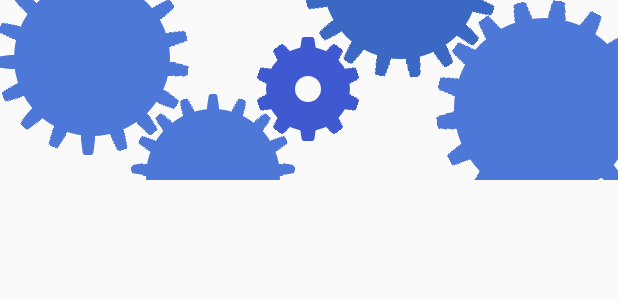
After one commit to lj-3d/PullToRefreshDevlightLayout, an Android app: the layout layout_prezi_gears.xml on its own in the app's theme, with its tools: preview values and no code run, on a phone screen of 412 x 824 dp. The commit adds this screen. Shown: the top 300 px of the screen. Run offline under Robolectric (Android 15) with nearby library versions, the phone set to English and light mode, and no system bars.

Commit message:
Add resources

```diff
--- a/app/src/main/java/lj_3d/pulltorefreshsample/view/GearPreziLayout.java
+++ b/app/src/main/java/lj_3d/pulltorefreshsample/view/GearPreziLayout.java
@@ -13,7 +13,6 @@ import android.widget.RelativeLayout;
 import lj_3d.gearloadinglayout.gearViews.GearView;
 import lj_3d.pulltorefresh.PullToRefreshLayout;
 import lj_3d.pulltorefresh.callbacks.OnRefreshCallback;
-import lj_3d.pulltorefreshsample.activity.PullToRefreshActivity;
 import lj_3d.pulltorefreshsample.activity.R;
 
 /**
@@ -31,7 +30,7 @@ public class GearPreziLayout extends RelativeLayout {
     private PullToRefreshLayout mPullToRefreshLayout;
     private final float ROTATE_COEFFICIENT = 0.59f;
     private final int FIRST_GEAR_SHIFT = getResources().getDimensionPixelSize(R.dimen.pull_2_refresh_prezi_main_gear_shift);
-    private final int FIRST_GEAR_SPIN_DURATION = 3000;
+    private final int FIRST_GEAR_SPIN_DURATION = 1000;
     private float mTensionValue = -1f;
 
     public GearPreziLayout(Context context) {
@@ -44,7 +43,7 @@ public class GearPreziLayout extends RelativeLayout {
 
     public GearPreziLayout(Context context, AttributeSet attrs, int defStyleAttr) {
         super(context, attrs, defStyleAttr);
-        LayoutInflater.from(getContext()).inflate(R.layout.prezi_gears_layout, this);
+        LayoutInflater.from(getContext()).inflate(R.layout.layout_prezi_gears, this);
         initChildren();
     }
 
--- /dev/null
+++ b/app/src/main/res/layout/layout_prezi_gears.xml
@@ -0,0 +1,92 @@
+<?xml version="1.0" encoding="utf-8"?>
+<RelativeLayout xmlns:android="http://schemas.android.com/apk/res/android"
+                xmlns:app="http://schemas.android.com/apk/res-auto"
+                android:layout_width="match_parent"
+                android:layout_height="@dimen/pull_2_refresh_height">
+
+    <lj_3d.gearloadinglayout.gearViews.GearView
+        android:id="@+id/gear_view"
+        android:layout_width="wrap_content"
+        android:layout_height="wrap_content"
+        android:layout_centerInParent="true"
+        app:enableCutCenter="true"
+        app:innerDiameter="@dimen/three_gear_first_inner_diameter"
+        app:mainColor="@color/prezi_main_gear_color"
+        app:mainDiameter="@dimen/first_gear_main_diameter"
+        app:secondDiameter="@dimen/first_gear_inner_diameter"
+        app:teethCount="10"
+        app:teethWidth="@dimen/first_gear_teeth_width"/>
+
+    <lj_3d.gearloadinglayout.gearViews.GearView
+        android:id="@+id/gear_view_2"
+        android:layout_width="wrap_content"
+        android:layout_height="wrap_content"
+        android:layout_alignEnd="@+id/gear_view"
+        android:layout_alignRight="@+id/gear_view"
+        android:layout_below="@+id/gear_view"
+        android:layout_marginEnd="43dp"
+        android:layout_marginRight="43dp"
+        android:layout_marginTop="-32dp"
+        app:innerColor="@color/prezi_others_gears_color_1"
+        app:innerDiameter="@dimen/three_gear_first_inner_diameter"
+        app:mainColor="@color/prezi_others_gears_color_1"
+        app:mainDiameter="@dimen/second_gear_main_diameter"
+        app:secondDiameter="@dimen/second_gear_inner_diameter"
+        app:teethCount="17"
+        app:teethWidth="@dimen/second_gear_teeth_width"/>
+
+    <lj_3d.gearloadinglayout.gearViews.GearView
+        android:id="@+id/gear_view_3"
+        android:layout_width="wrap_content"
+        android:layout_height="wrap_content"
+        android:layout_marginEnd="-39dp"
+        android:layout_marginRight="-39dp"
+        android:layout_marginTop="-26dp"
+        android:layout_toLeftOf="@+id/gear_view_2"
+        android:layout_toStartOf="@+id/gear_view_2"
+        app:innerColor="@color/prezi_others_gears_color_1"
+        app:innerDiameter="@dimen/three_gear_first_inner_diameter"
+        app:mainColor="@color/prezi_others_gears_color_1"
+        app:mainDiameter="@dimen/third_gear_main_diameter"
+        app:rotateAngle="-8"
+        app:secondDiameter="@dimen/third_gear_inner_diameter"
+        app:teethCount="17"
+        app:teethWidth="@dimen/third_gear_teeth_width"/>
+
+    <lj_3d.gearloadinglayout.gearViews.GearView
+        android:id="@+id/gear_view_4"
+        android:layout_width="wrap_content"
+        android:layout_height="wrap_content"
+        android:layout_above="@+id/gear_view"
+        android:layout_marginBottom="-28dp"
+        android:layout_marginLeft="-38dp"
+        android:layout_marginStart="-38dp"
+        android:layout_toEndOf="@+id/gear_view"
+        android:layout_toRightOf="@+id/gear_view"
+        app:innerColor="@color/prezi_others_gears_color_2"
+        app:innerDiameter="@dimen/three_gear_first_inner_diameter"
+        app:mainColor="@color/prezi_others_gears_color_2"
+        app:mainDiameter="@dimen/third_gear_main_diameter"
+        app:rotateAngle="2"
+        app:secondDiameter="@dimen/third_gear_inner_diameter"
+        app:teethCount="17"
+        app:teethWidth="@dimen/third_gear_teeth_width"/>
+
+    <lj_3d.gearloadinglayout.gearViews.GearView
+        android:id="@+id/gear_view_5"
+        android:layout_width="wrap_content"
+        android:layout_height="wrap_content"
+        android:layout_marginLeft="-42dp"
+        android:layout_marginStart="-42dp"
+        android:layout_toEndOf="@+id/gear_view_4"
+        android:layout_toRightOf="@+id/gear_view_4"
+        app:innerColor="@color/prezi_others_gears_color_1"
+        app:innerDiameter="@dimen/three_gear_first_inner_diameter"
+        app:mainColor="@color/prezi_others_gears_color_1"
+        app:mainDiameter="@dimen/forth_gear_main_diameter"
+        app:rotateAngle="8"
+        app:secondDiameter="@dimen/forth_gear_inner_diameter"
+        app:teethCount="17"
+        app:teethWidth="@dimen/forth_gear_teeth_width"/>
+
+</RelativeLayout>
--- a/app/src/main/res/values/colors.xml
+++ b/app/src/main/res/values/colors.xml
@@ -3,5 +3,6 @@
     <color name="main_color">#3D80B9</color>
     <color name="prezi_gears_background">#162E64</color>
     <color name="prezi_main_gear_color">#3F59D0</color>
-    <color name="prezi_others_gears_color">#27469D</color>
+    <color name="prezi_others_gears_color_1">#4E78D7</color>
+    <color name="prezi_others_gears_color_2">#3A68C3</color>
 </resources>
--- a/app/src/main/res/values/dimens.xml
+++ b/app/src/main/res/values/dimens.xml
@@ -3,4 +3,18 @@
     <dimen name="pull_2_refresh_height">120dp</dimen>
     <dimen name="pull_2_refresh_prezi_height">100dp</dimen>
     <dimen name="pull_2_refresh_prezi_main_gear_shift">-10dp</dimen>
+
+    <dimen name="first_gear_main_diameter">70dp</dimen>
+    <dimen name="first_gear_inner_diameter">57dp</dimen>
+    <dimen name="second_gear_main_diameter">110dp</dimen>
+    <dimen name="second_gear_inner_diameter">90dp</dimen>
+    <dimen name="third_gear_main_diameter">130dp</dimen>
+    <dimen name="third_gear_inner_diameter">105dp</dimen>
+    <dimen name="forth_gear_main_diameter">145dp</dimen>
+    <dimen name="forth_gear_inner_diameter">120dp</dimen>
+
+    <dimen name="first_gear_teeth_width">13dp</dimen>
+    <dimen name="second_gear_teeth_width">9dp</dimen>
+    <dimen name="third_gear_teeth_width">10dp</dimen>
+    <dimen name="forth_gear_teeth_width">12dp</dimen>
 </resources>
```
Also changed, not shown: app/src/main/res/layout/prezi_gears_layout.xml (deleted, +0 -93 lines).
